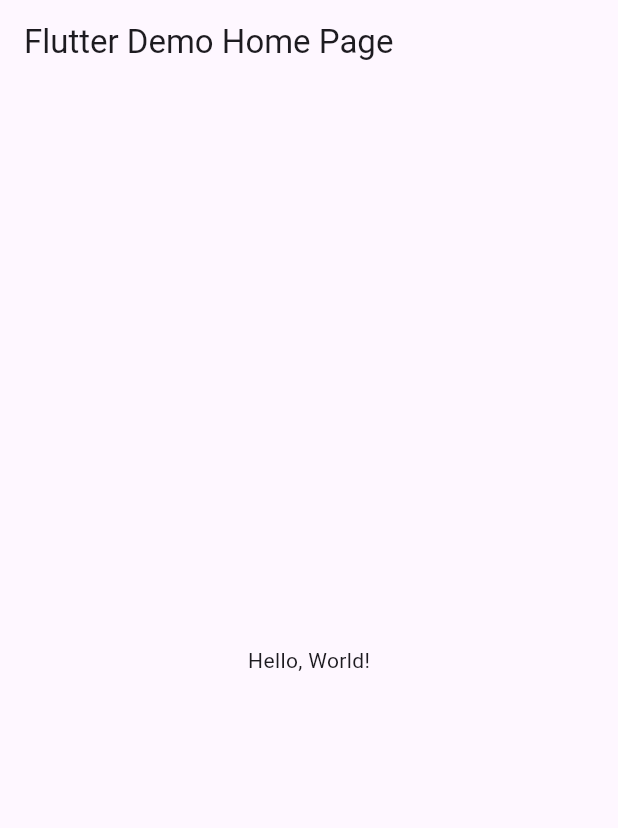
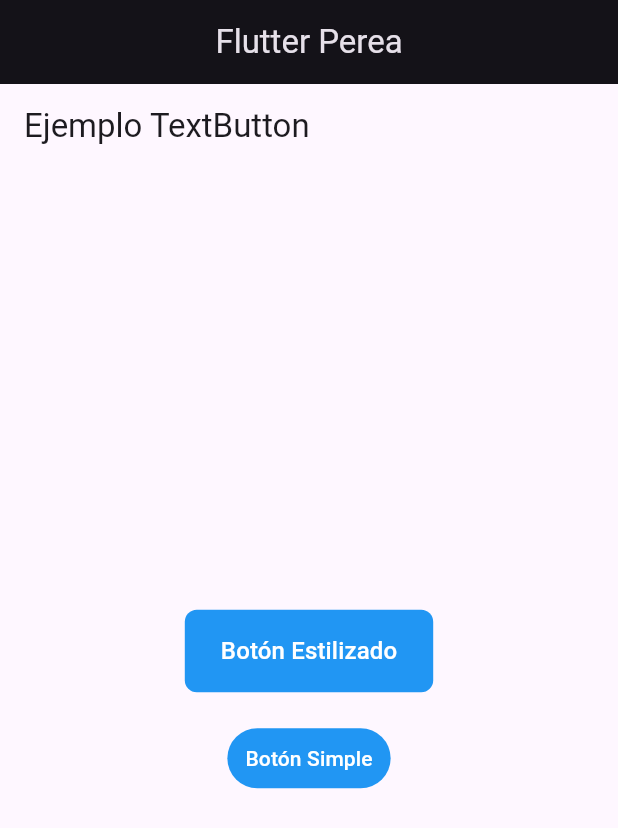
Before and after one commit to JoelPerea5j/CursoFlutter1272, a Flutter app: the screen it shows after launch, on a phone screen of 412 x 824 dp. Shown: the top 828 px of the screen. Run offline on Flutter 3.47's test engine with Material 3 defaults, Android fonts, the phone set to English and light mode, and no system bars.

Commit message:
Ahora si

```diff
--- /dev/null
+++ b/lib/Mis_Widgets/Mis_Tarjetas.dart
@@ -0,0 +1,86 @@
+import 'package:flutter/material.dart';
+
+class LaTarjeta extends StatelessWidget {
+  const LaTarjeta({super.key});
+
+  @override
+  Widget build(BuildContext context) {
+    return MaterialApp(
+      debugShowCheckedModeBanner: false,
+      title: 'Botón Azul',
+      theme: ThemeData(
+        primarySwatch: Colors.blue,
+      ),
+      home: const MyHomePage(),
+    );
+  }
+}
+
+class MyHomePage extends StatelessWidget {
+  const MyHomePage({super.key});
+
+  @override
+  Widget build(BuildContext context) {
+    return Scaffold(
+      appBar: AppBar(
+        title: const Text('Ejemplo TextButton'),
+      ),
+      body: Center(
+        child: Column(
+          mainAxisAlignment: MainAxisAlignment.center,
+          children: [
+            // Versión con estilo completo
+            TextButton(
+              style: TextButton.styleFrom(
+                backgroundColor: Colors.blue,
+                foregroundColor: Colors.white,
+                padding: const EdgeInsets.symmetric(
+                  horizontal: 24,
+                  vertical: 16,
+                ),
+                shape: RoundedRectangleBorder(
+                  borderRadius: BorderRadius.circular(8),
+                ),
+                elevation: 2,
+              ),
+              onPressed: () {
+                ScaffoldMessenger.of(context).showSnackBar(
+                  const SnackBar(
+                    content: Text('Botón con estilo presionado'),
+                    duration: Duration(seconds: 1),
+                  ),
+                );
+              },
+              child: const Text(
+                'Botón Estilizado',
+                style: TextStyle(
+                  fontSize: 16,
+                  fontWeight: FontWeight.w500,
+                ),
+              ),
+            ),
+
+            const SizedBox(height: 20),
+
+            // Versión simplificada
+            TextButton(
+              style: TextButton.styleFrom(
+                backgroundColor: Colors.blue,
+                foregroundColor: Colors.white,
+              ),
+              onPressed: () {
+                ScaffoldMessenger.of(context).showSnackBar(
+                  const SnackBar(
+                    content: Text('Botón simple presionado'),
+                    duration: Duration(seconds: 1),
+                  ),
+                );
+              },
+              child: const Text('Botón Simple'),
+            ),
+          ],
+        ),
+      ),
+    );
+  }
+}
--- a/lib/main.dart
+++ b/lib/main.dart
@@ -1,42 +1,24 @@
 import 'package:flutter/material.dart';
+import 'Mis_Widgets/Mis_Tarjetas.dart';
 
-void main() => runApp(MyApp());
+const Color darkBlue = Color(0xFF12202F);
+void main() => runApp(MiTarjeta());
 
-class MyApp extends StatelessWidget {
-  const MyApp({super.key});
-  // This widget is the root of your application.
+class MiTarjeta extends StatelessWidget {
+  const MiTarjeta({Key? key}) : super(key: key);
+
   @override
   Widget build(BuildContext context) {
     return MaterialApp(
-      // Application name
-      title: 'Flutter Hello World',
-      // Application theme data, you can set the colors for the application as
-      // you want
-      theme: ThemeData(
-        // useMaterial3: false,
-        primarySwatch: Colors.blue,
-      ),
-      // A widget which will be started on application startup
-      home: MyHomePage(title: 'Flutter Demo Home Page'),
-    );
-  }
-}
-
-class MyHomePage extends StatelessWidget {
-  final String title;
-  const MyHomePage({super.key, required this.title});
-
-  @override
-  Widget build(BuildContext context) {
-    return Scaffold(
-      appBar: AppBar(
-        // The title text which will be shown on the action bar
-        title: Text(title),
-      ),
-      body: Center(
-        child: Text(
-          'Hello, World!',
+      theme: ThemeData.dark().copyWith(scaffoldBackgroundColor: darkBlue),
+      debugShowCheckedModeBanner: false,
+      title: "Flutter Widget Tarjeta Card",
+      home: Scaffold(
+        appBar: AppBar(
+          title: Text("Flutter Perea"),
+          centerTitle: true,
         ),
+        body: LaTarjeta(),
       ),
     );
   }
```
Also changed, not shown: Z_Recursos/Card.png (added), 1 other file.
